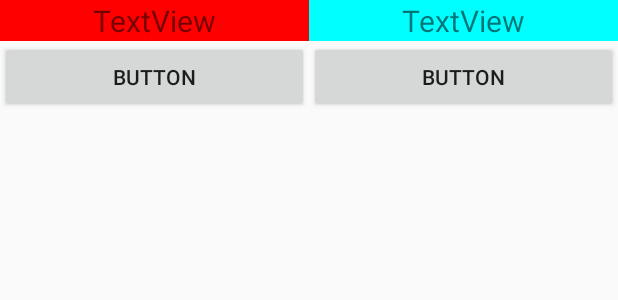
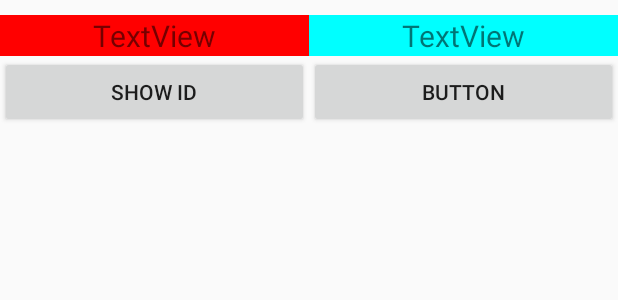
Before and after one commit to xixsuse/lendTrack, an Android app: the layout entity.xml on its own in the app's theme, with its tools: preview values and no code run, on a phone screen of 412 x 824 dp. Shown: the top 300 px of the screen. Run offline under Robolectric (Android 15) with nearby library versions, the phone set to English and light mode, and no system bars.

Commit message:
Added buttons

```diff
--- a/app/src/main/java/com/atulvinod/room/EntityDAO.java
+++ b/app/src/main/java/com/atulvinod/room/EntityDAO.java
@@ -19,4 +19,6 @@ public interface EntityDAO {
 
     @Query("DELETE FROM ENTITY_TABLE")
     void deleteAll();
+
+
 }
--- a/app/src/main/res/layout/entity.xml
+++ b/app/src/main/res/layout/entity.xml
@@ -2,6 +2,8 @@
 <LinearLayout xmlns:android="http://schemas.android.com/apk/res/android"
     android:layout_width="match_parent"
     android:layout_height="wrap_content"
+    android:layout_marginBottom="10dp"
+    android:layout_marginTop="10dp"
     android:orientation="vertical">
 
     <LinearLayout
@@ -20,7 +22,7 @@
             android:textSize="20sp" />
 
         <TextView
-            android:id="@+id/textView2"
+            android:id="@+id/idview"
             android:layout_width="match_parent"
             android:layout_height="wrap_content"
             android:layout_weight="1"
@@ -36,11 +38,11 @@
         android:orientation="horizontal">
 
         <Button
-            android:id="@+id/button"
+            android:id="@+id/showIDButton"
             android:layout_width="wrap_content"
             android:layout_height="wrap_content"
             android:layout_weight="1"
-            android:text="Button" />
+            android:text="show ID" />
 
         <Button
             android:id="@+id/button2"
```
Also changed, not shown: app/src/main/java/com/atulvinod/room/Entity.java (+15 -3 lines), app/src/main/java/com/atulvinod/room/ListAdapter.java (+22 -2 lines), app/src/main/java/com/atulvinod/room/MainActivity.java (+4 -3 lines).
